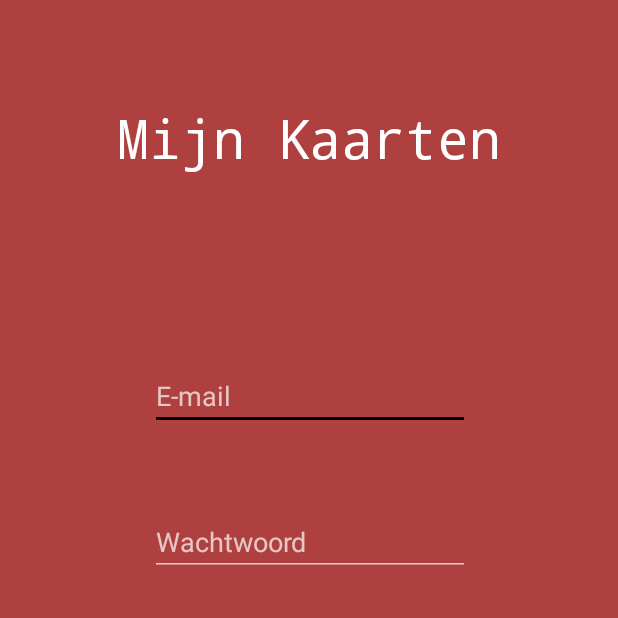
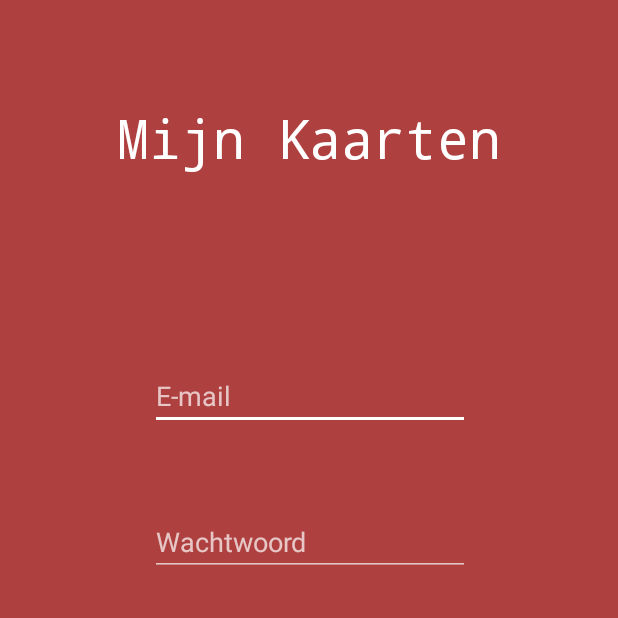
Before and after one commit to susannebink/myCardsApp, an Android app: the screen it shows after launch (LoginActivity), after a tap on "LOG IN", on a phone screen of 412 x 824 dp, the top half of it. Run offline under Robolectric (Android 15) with nearby library versions, the phone set to English and light mode, and no system bars; our stand-ins replace Firebase (no records; nobody signed in at launch, a user with empty details on screens opened directly).

Commit message:
Functies kleiner gemaakt

```diff
--- a/app/src/main/java/com/example/susanne/mycardsapp/LoginActivity.java
+++ b/app/src/main/java/com/example/susanne/mycardsapp/LoginActivity.java
@@ -19,12 +19,16 @@ public class LoginActivity extends AppCompatActivity {
 
     private FirebaseAuth mAuth;
     private FirebaseAuth.AuthStateListener mAuthListener;
+    EditText get_email;
+    EditText get_password;
 
     @Override
     protected void onCreate(Bundle savedInstanceState) {
         super.onCreate(savedInstanceState);
         setContentView(R.layout.activity_login);
         mAuth = FirebaseAuth.getInstance();
+        get_email = findViewById(R.id.email);
+        get_password = findViewById(R.id.password);
         setListener();
     }
 
@@ -56,18 +60,10 @@ public class LoginActivity extends AppCompatActivity {
 
     // Function for the log in of a user, validates email and password
     public void signIn(View view) {
-        EditText get_email = findViewById(R.id.email);
-        EditText get_password = findViewById(R.id.password);
-
         String email = get_email.getText().toString();
         String password = get_password.getText().toString();
-        if (email.equals("")){
-            Toast.makeText(this, "Voer uw e-mail in", Toast.LENGTH_SHORT).show();
-        }
-        else if (password.equals("")){
-            Toast.makeText(this, "Voer uw wachtwoord in", Toast.LENGTH_SHORT).show();
-        }
-        else {
+
+        if(checkEditText(email, password)){
             mAuth.signInWithEmailAndPassword(email, password)
                     .addOnCompleteListener(this, new OnCompleteListener<AuthResult>() {
                         @Override
@@ -75,9 +71,7 @@ public class LoginActivity extends AppCompatActivity {
                             if (task.isSuccessful()) {
                                 // Sign in success, update UI with the signed-in user's information
                                 Log.d("sign in success", "signInWithEmail:success");
-                                Intent intent = new Intent(LoginActivity.this, OverviewActivity.class);
-                                startActivity(intent);
-                                finish();
+                                goToOverview();
                             } else {
                                 // If sign in fails, display a message to the user.
                                 Log.w("sign in fail", "signInWithEmail:failure", task.getException());
@@ -89,13 +83,26 @@ public class LoginActivity extends AppCompatActivity {
         }
     }
 
+    public boolean checkEditText(String email, String password){
+        if (email.equals("")){
+            Toast.makeText(this, "Voer uw e-mail in", Toast.LENGTH_SHORT).show();
+            return false;
+        }
+        else if (password.equals("")) {
+            Toast.makeText(this, "Voer uw wachtwoord in", Toast.LENGTH_SHORT).show();
+            return false;
+        }
+        return true;
+    }
+
     public void goToRegister(View view) {
         Intent intent = new Intent(LoginActivity.this, RegisterActivity.class);
         startActivity(intent);
     }
 
-    public void goToOverview(View view) {
+    public void goToOverview() {
         Intent intent = new Intent(this, OverviewActivity.class);
         startActivity(intent);
+        finish();
     }
 }
--- a/app/src/main/res/layout/activity_show_card.xml
+++ b/app/src/main/res/layout/activity_show_card.xml
@@ -24,7 +24,7 @@
 
         <TextView
             android:id="@+id/storeName"
-            android:layout_width="300sp"
+            android:layout_width="340sp"
             android:layout_height="wrap_content"
             android:layout_weight="1"
             android:text="Naam van de winkel"
@@ -82,7 +82,7 @@
             android:layout_height="wrap_content"
             android:background="#FFFFFF"
             android:textAlignment="center"
-            android:textColor="@color/colorAccent"
+            android:textColor="@android:color/black"
             android:textSize="18sp" />
 
     </LinearLayout>
--- a/app/src/main/res/layout/spinner_dropdown_item.xml
+++ b/app/src/main/res/layout/spinner_dropdown_item.xml
@@ -7,8 +7,8 @@
     android:ellipsize="marquee"
     android:paddingBottom="4sp"
     android:paddingStart="8sp"
+    android:paddingEnd="0sp"
     android:paddingTop="4sp"
     android:singleLine="true"
-    android:text="hallo"
     android:textColor="#ffffff"
-    android:textSize="24sp" />
+    android:textSize="20sp" />
--- a/app/src/main/res/values/colors.xml
+++ b/app/src/main/res/values/colors.xml
@@ -1,6 +1,6 @@
 <?xml version="1.0" encoding="utf-8"?>
 <resources>
-    <color name="colorPrimary">#000000</color>
-    <color name="colorPrimaryDark">#000000</color>
-    <color name="colorAccent">#000000</color>
+    <color name="colorPrimary">#d76161</color>
+    <color name="colorPrimaryDark">#af4040</color>
+    <color name="colorAccent">#ffffff</color>
 </resources>
```
Also changed, not shown: app/src/main/java/com/example/susanne/mycardsapp/OverviewActivity.java (+35 -36 lines), app/src/main/java/com/example/susanne/mycardsapp/RegisterActivity.java (+37 -28 lines), app/src/main/java/com/example/susanne/mycardsapp/ShowCardActivity.java (+14 -14 lines).
